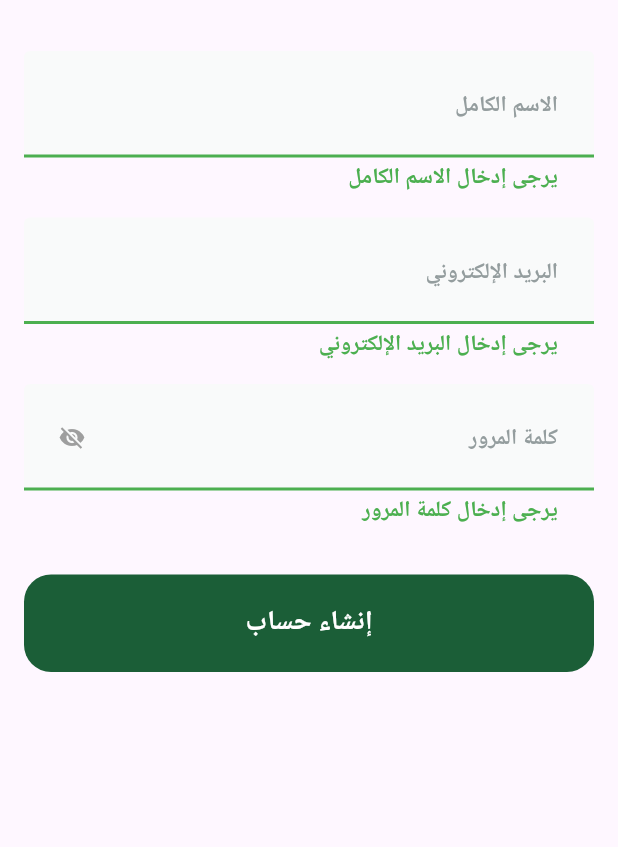
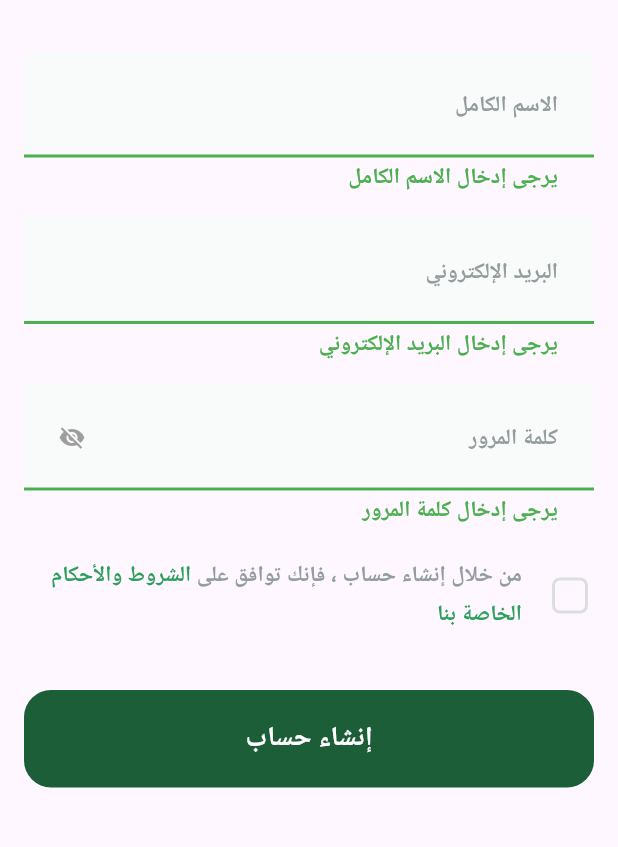
Before and after one commit to ayhem8hamdi/Fruit_Hub, a Flutter app: the SignUpScreen screen opened by its route, after a tap on "إنشاء حساب", on a phone screen of 412 x 824 dp, the part 75-922 px from its top. Run offline on Flutter 3.47's test engine with Material 3 defaults, Android fonts, the light colour scheme and no system bars; our stand-ins replace device_preview, flutter_bloc, flutter_svg, gap, get, google_fonts and 2 more; accounts and stored records are empty; Roboto replaces fonts that are missing (Cairo).

Commit message:
Create Accept Terms Widget

```diff
--- a/lib/core/Utils/methods_helper.dart
+++ b/lib/core/Utils/methods_helper.dart
@@ -65,4 +65,28 @@ abstract class MethodsHelper {
   static TextStyle errorTextStyle(BuildContext context) {
     return AppStyles.styleBold13(context).copyWith(color: Colors.green);
   }
+
+  static void handleSignUpSubmission({
+    required BuildContext context,
+    required GlobalKey<FormState> formKey,
+    required bool acceptedTerms,
+    required VoidCallback onSuccess,
+  }) {
+    final isFormValid = formKey.currentState?.validate() ?? false;
+
+    if (!isFormValid) return;
+
+    if (!acceptedTerms) {
+      ScaffoldMessenger.of(context).showSnackBar(
+        const SnackBar(
+          content: Text('يرجى الموافقة على الشروط والأحكام أولاً'),
+          backgroundColor: Colors.redAccent,
+        ),
+      );
+      return;
+    }
+
+    // If all checks pass, proceed
+    onSuccess();
+  }
 }
--- a/lib/features/auth/presentation/views/widgets/sign_up_form_text_fields.dart
+++ b/lib/features/auth/presentation/views/widgets/sign_up_form_text_fields.dart
@@ -1,9 +1,10 @@
+import 'package:advanced_ecommerce/core/Utils/app_colors.dart';
+import 'package:advanced_ecommerce/core/Utils/app_styles.dart';
 import 'package:flutter/material.dart';
 import 'package:gap/gap.dart';
 import 'package:advanced_ecommerce/core/Utils/methods_helper.dart';
 import 'package:advanced_ecommerce/features/auth/presentation/views/widgets/custom_password_field.dart';
 import 'package:advanced_ecommerce/features/auth/presentation/views/widgets/custom_text_field.dart';
-import 'package:advanced_ecommerce/features/auth/presentation/views/widgets/password_forgot_link.dart';
 import 'package:advanced_ecommerce/features/OnBoarding/presentation/views/widgets/on_boarding_button.dart';
 
 class SignUpTextFieldsForm extends StatefulWidget {
@@ -19,6 +20,8 @@ class _SignUpTextFieldsFormState extends State<SignUpTextFieldsForm> {
   final _emailController = TextEditingController();
   final _passwordController = TextEditingController();
 
+  bool _acceptedTerms = false;
+
   @override
   void dispose() {
     _fullNameController.dispose();
@@ -28,9 +31,14 @@ class _SignUpTextFieldsFormState extends State<SignUpTextFieldsForm> {
   }
 
   void _onSignUpPressed() {
-    if (_formKey.currentState?.validate() ?? false) {
-      // Handle sign-up logic here or trigger cubit
-    }
+    MethodsHelper.handleSignUpSubmission(
+      context: context,
+      formKey: _formKey,
+      acceptedTerms: _acceptedTerms,
+      onSuccess: () {
+        // Put sign-up logic here or call cubit/Bloc
+      },
+    );
   }
 
   @override
@@ -57,7 +65,16 @@ class _SignUpTextFieldsFormState extends State<SignUpTextFieldsForm> {
             controller: _passwordController,
             validator: MethodsHelper.validatePassword,
           ),
-          const Gap(32),
+          const Gap(20),
+          AcceptTermsWidget(
+            isAccepted: _acceptedTerms,
+            onChanged: (value) {
+              setState(() {
+                _acceptedTerms = value ?? false;
+              });
+            },
+          ),
+          const Gap(37),
           OnBoardingButton(
             isActive: true,
             text: 'إنشاء حساب',
@@ -68,3 +85,88 @@ class _SignUpTextFieldsFormState extends State<SignUpTextFieldsForm> {
     );
   }
 }
+
+class AcceptTermsWidget extends StatelessWidget {
+  final bool isAccepted;
+  final ValueChanged<bool?> onChanged;
+
+  const AcceptTermsWidget({
+    super.key,
+    required this.isAccepted,
+    required this.onChanged,
+  });
+
+  @override
+  Widget build(BuildContext context) {
+    return Row(
+      children: [
+        _CustomCheckbox(
+          value: isAccepted,
+          onChanged: onChanged,
+        ),
+        const SizedBox(width: 16),
+        Expanded(child: const AcceptTermsTextWidget()),
+      ],
+    );
+  }
+}
+
+class AcceptTermsTextWidget extends StatelessWidget {
+  const AcceptTermsTextWidget({super.key});
+
+  @override
+  Widget build(BuildContext context) {
+    return Text.rich(
+      TextSpan(
+        children: [
+          TextSpan(
+            text: 'من خلال إنشاء حساب ، فإنك توافق على ',
+            style: AppStyles.styleSemiBold13(context).copyWith(
+              height: 1.7,
+              color: AppColors.kSecondaryColor,
+            ),
+          ),
+          TextSpan(
+            text: 'الشروط والأحكام الخاصة بنا',
+            style: AppStyles.styleSemiBold13(context).copyWith(
+              height: 1.7,
+              color: const Color(0xFF2D9F5D),
+            ),
+          ),
+        ],
+      ),
+      textAlign: TextAlign.start,
+    );
+  }
+}
+
+class _CustomCheckbox extends StatelessWidget {
+  final bool value;
+  final ValueChanged<bool?> onChanged;
+
+  const _CustomCheckbox({
+    required this.value,
+    required this.onChanged,
+  });
+
+  @override
+  Widget build(BuildContext context) {
+    return Transform.scale(
+      scale: 24.0 / 18.0,
+      child: Checkbox(
+        value: value,
+        onChanged: onChanged,
+        visualDensity: VisualDensity.compact,
+        activeColor: AppColors.kPrimaryColor,
+        side: const BorderSide(
+          color: Color(0xFFDDDFDF),
+          width: 1.5,
+        ),
+        shape: RoundedRectangleBorder(
+          borderRadius: BorderRadius.circular(4),
+        ),
+        materialTapTargetSize: MaterialTapTargetSize.shrinkWrap,
+      ),
+    );
+  }
+}
```
Also changed, not shown: lib/features/auth/presentation/views/widgets/accept_terms_text_widget.dart (added), lib/features/auth/presentation/views/widgets/accept_terms_widget.dart (added).
